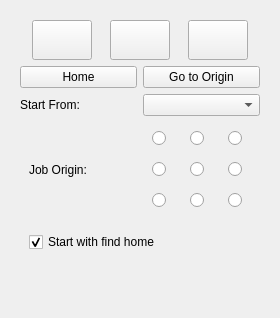
Before: the Qt Designer form src/widgets/panels/laser-panel.ui in flux3dp/swiftray, drawn with Qt 5.
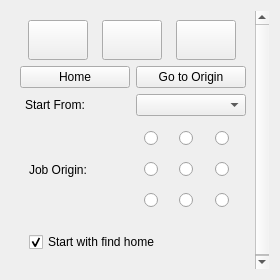
After: the same form once the commit is applied. Icons and pictures are not drawn.

What changed in the file:
```diff
--- a/src/widgets/panels/laser-panel.ui
+++ b/src/widgets/panels/laser-panel.ui
@@ -7,13 +7,13 @@
     <x>0</x>
     <y>0</y>
     <width>280</width>
-    <height>318</height>
+    <height>280</height>
    </rect>
   </property>
   <property name="minimumSize">
    <size>
     <width>280</width>
-    <height>0</height>
+    <height>280</height>
    </size>
   </property>
   <property name="windowTitle">
@@ -38,9 +38,9 @@
       <property name="geometry">
        <rect>
         <x>0</x>
-        <y>-20</y>
+        <y>0</y>
         <width>241</width>
-        <height>341</height>
+        <height>337</height>
        </rect>
       </property>
       <layout class="QVBoxLayout" name="verticalLayout_2">
@@ -130,25 +130,45 @@
         </layout>
        </item>
        <item>
-        <layout class="QHBoxLayout" name="horizontalLayout_2">
-         <item>
-          <widget class="QPushButton" name="homeBtn">
-           <property name="text">
-            <string>Home</string>
-           </property>
-          </widget>
-         </item>
-         <item>
+        <layout class="QGridLayout" name="gridLayout_2">
+         <item row="0" column="1">
           <widget class="QPushButton" name="moveToOriginBtn">
+           <property name="sizePolicy">
+            <sizepolicy hsizetype="Preferred" vsizetype="Fixed">
+             <horstretch>0</horstretch>
+             <verstretch>0</verstretch>
+            </sizepolicy>
+           </property>
            <property name="text">
             <string>Go to Origin</string>
            </property>
           </widget>
          </item>
-        </layout>
-       </item>
+         <item row="0" column="0">
+          <widget class="QPushButton" name="homeBtn">
+           <property name="text">
+            <string>Home</string>
+           </property>
+          </widget>
+         </item>
+         <item row="1" column="0">
+          <layout class="QHBoxLayout" name="horizontalLayout_2">
        <item>
-        <layout class="QHBoxLayout" name="horizontalLayout_3">
+            <spacer name="horizontalSpacer">
+             <property name="orientation">
+              <enum>Qt::Horizontal</enum>
+             </property>
+             <property name="sizeType">
+              <enum>QSizePolicy::Fixed</enum>
+             </property>
+             <property name="sizeHint" stdset="0">
+              <size>
+               <width>5</width>
+               <height>20</height>
+              </size>
+             </property>
+            </spacer>
+           </item>
          <item>
           <widget class="QLabel" name="label">
            <property name="text">
@@ -156,28 +176,24 @@
            </property>
           </widget>
          </item>
-         <item>
+          </layout>
+         </item>
+         <item row="1" column="1">
           <widget class="QComboBox" name="startFromComboBox"/>
          </item>
         </layout>
        </item>
        <item>
         <widget class="QWidget" name="widget" native="true">
-         <property name="sizePolicy">
-          <sizepolicy hsizetype="Preferred" vsizetype="Fixed">
-           <horstretch>0</horstretch>
-           <verstretch>0</verstretch>
-          </sizepolicy>
-         </property>
-         <layout class="QHBoxLayout" name="horizontalLayout_5">
-          <item>
+         <layout class="QGridLayout" name="gridLayout_3">
+          <item row="0" column="0">
            <widget class="QLabel" name="label_2">
             <property name="text">
              <string>Job Origin:</string>
             </property>
            </widget>
           </item>
-          <item>
+          <item row="0" column="1">
            <layout class="QGridLayout" name="gridLayout">
             <item row="6" column="2" alignment="Qt::AlignHCenter">
              <widget class="QRadioButton" name="SERadioButton">
@@ -280,6 +296,8 @@
         </widget>
        </item>
        <item>
+        <layout class="QHBoxLayout" name="horizontalLayout_7">
+         <item>
         <widget class="QWidget" name="widget_2" native="true">
          <layout class="QHBoxLayout" name="horizontalLayout_4">
           <item>
@@ -294,6 +312,8 @@
           </item>
          </layout>
         </widget>
+         </item>
+        </layout>
        </item>
        <item>
         <spacer name="verticalSpacer_3">
```
Lines whose indentation alone changed are shown as unchanged.
